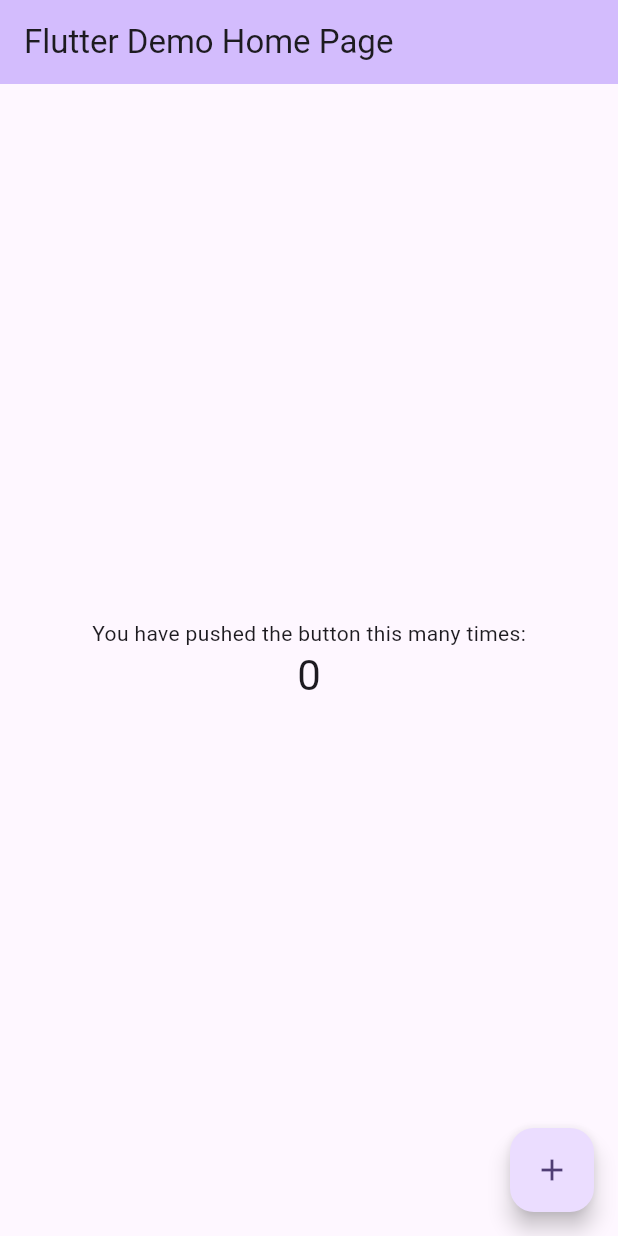
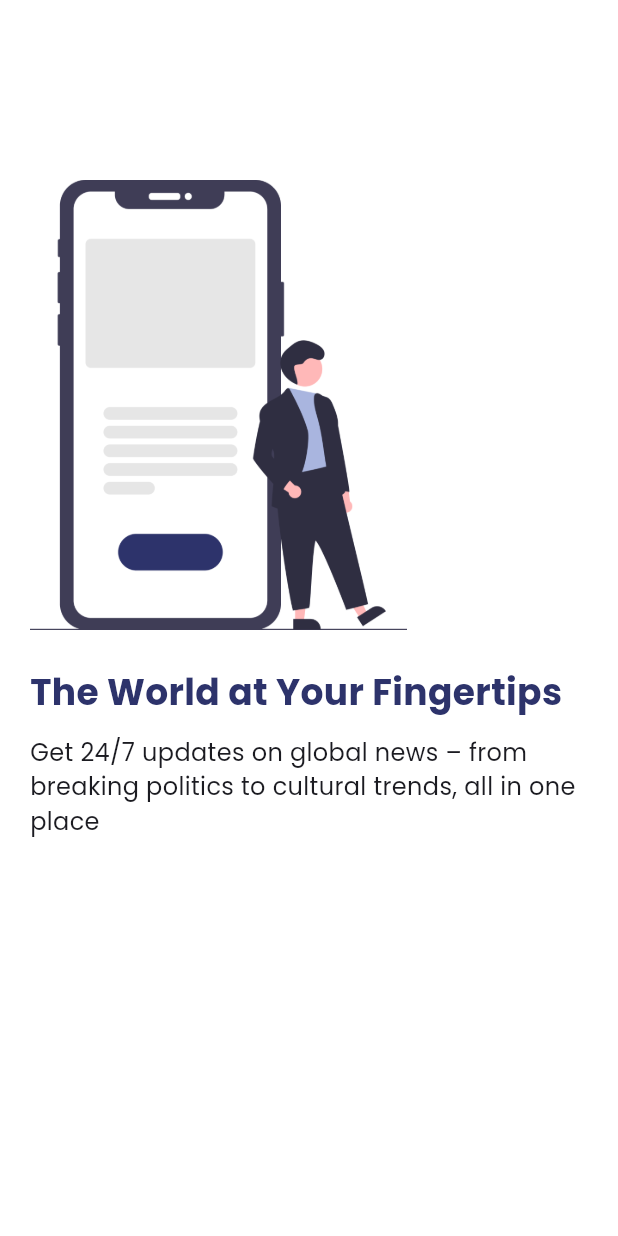
Before and after one commit to ahmaadn/news_hive, a Flutter app: the screen it shows after launch, on a phone screen of 412 x 824 dp. Run offline on Flutter 3.47's test engine with Material 3 defaults, Android fonts, the phone set to English and light mode, and no system bars; our stand-ins replace flutter_screenutil, google_fonts.

Commit message:
Add splash and introduction screens with assets and helper utilities

```diff
--- a/lib/main.dart
+++ b/lib/main.dart
@@ -1,4 +1,8 @@
 import 'package:flutter/material.dart';
+import 'package:flutter/services.dart';
+import 'package:flutter_screenutil/flutter_screenutil.dart';
+import 'package:news_hive/views/splash_screen.dart';
+import 'package:news_hive/views/utils/helper.dart';
 
 void main() {
   runApp(const MyApp());
@@ -7,116 +11,24 @@ void main() {
 class MyApp extends StatelessWidget {
   const MyApp({super.key});
 
-  // This widget is the root of your application.
   @override
   Widget build(BuildContext context) {
-    return MaterialApp(
-      title: 'Flutter Demo',
-      theme: ThemeData(
-        // This is the theme of your application.
-        //
-        // TRY THIS: Try running your application with "flutter run". You'll see
-        // the application has a purple toolbar. Then, without quitting the app,
-        // try changing the seedColor in the colorScheme below to Colors.green
-        // and then invoke "hot reload" (save your changes or press the "hot
-        // reload" button in a Flutter-supported IDE, or press "r" if you used
-        // the command line to start the app).
-        //
-        // Notice that the counter didn't reset back to zero; the application
-        // state is not lost during the reload. To reset the state, use hot
-        // restart instead.
-        //
-        // This works for code too, not just values: Most code changes can be
-        // tested with just a hot reload.
-        colorScheme: ColorScheme.fromSeed(seedColor: Colors.deepPurple),
-      ),
-      home: const MyHomePage(title: 'Flutter Demo Home Page'),
+    SystemChrome.setPreferredOrientations([DeviceOrientation.portraitUp]);
+    return ScreenUtilInit(
+      designSize: const Size(360, 800),
+      minTextAdapt: true,
+      splitScreenMode: true,
+      builder: (context, child) {
+        return MaterialApp(
+          debugShowCheckedModeBanner: false,
+          title: 'News Hive',
+          theme: ThemeData(
+            colorScheme: ColorScheme.fromSeed(seedColor: cPrimary),
+            useMaterial3: true,
+          ),
+          home: SplashScreen(),
+        );
+      },
     );
   }
 }
-
-class MyHomePage extends StatefulWidget {
-  const MyHomePage({super.key, required this.title});
-
-  // This widget is the home page of your application. It is stateful, meaning
-  // that it has a State object (defined below) that contains fields that affect
-  // how it looks.
-
-  // This class is the configuration for the state. It holds the values (in this
-  // case the title) provided by the parent (in this case the App widget) and
-  // used by the build method of the State. Fields in a Widget subclass are
-  // always marked "final".
-
-  final String title;
-
-  @override
-  State<MyHomePage> createState() => _MyHomePageState();
-}
-
-class _MyHomePageState extends State<MyHomePage> {
-  int _counter = 0;
-
-  void _incrementCounter() {
-    setState(() {
-      // This call to setState tells the Flutter framework that something has
-      // changed in this State, which causes it to rerun the build method below
-      // so that the display can reflect the updated values. If we changed
-      // _counter without calling setState(), then the build method would not be
-      // called again, and so nothing would appear to happen.
-      _counter++;
-    });
-  }
-
-  @override
-  Widget build(BuildContext context) {
-    // This method is rerun every time setState is called, for instance as done
-    // by the _incrementCounter method above.
-    //
-    // The Flutter framework has been optimized to make rerunning build methods
-    // fast, so that you can just rebuild anything that needs updating rather
-    // than having to individually change instances of widgets.
-    return Scaffold(
-      appBar: AppBar(
-        // TRY THIS: Try changing the color here to a specific color (to
-        // Colors.amber, perhaps?) and trigger a hot reload to see the AppBar
-        // change color while the other colors stay the same.
-        backgroundColor: Theme.of(context).colorScheme.inversePrimary,
-        // Here we take the value from the MyHomePage object that was created by
-        // the App.build method, and use it to set our appbar title.
-        title: Text(widget.title),
-      ),
-      body: Center(
-        // Center is a layout widget. It takes a single child and positions it
-        // in the middle of the parent.
-        child: Column(
-          // Column is also a layout widget. It takes a list of children and
-          // arranges them vertically. By default, it sizes itself to fit its
-          // children horizontally, and tries to be as tall as its parent.
-          //
-          // Column has various properties to control how it sizes itself and
-          // how it positions its children. Here we use mainAxisAlignment to
-          // center the children vertically; the main axis here is the vertical
-          // axis because Columns are vertical (the cross axis would be
-          // horizontal).
-          //
-          // TRY THIS: Invoke "debug painting" (choose the "Toggle Debug Paint"
-          // action in the IDE, or press "p" in the console), to see the
-          // wireframe for each widget.
-          mainAxisAlignment: MainAxisAlignment.center,
-          children: <Widget>[
-            const Text('You have pushed the button this many times:'),
-            Text(
-              '$_counter',
-              style: Theme.of(context).textTheme.headlineMedium,
-            ),
-          ],
-        ),
-      ),
-      floatingActionButton: FloatingActionButton(
-        onPressed: _incrementCounter,
-        tooltip: 'Increment',
-        child: const Icon(Icons.add),
-      ), // This trailing comma makes auto-formatting nicer for build methods.
-    );
-  }
-}
--- /dev/null
+++ b/lib/views/introduction_screen.dart
@@ -0,0 +1,86 @@
+import 'package:flutter/material.dart';
+import 'package:google_fonts/google_fonts.dart';
+import 'package:news_hive/views/utils/helper.dart';
+
+class IntroductionScreen extends StatefulWidget {
+  const IntroductionScreen({super.key});
+
+  @override
+  State<IntroductionScreen> createState() => _IntroductionScreenState();
+}
+
+class _IntroductionScreenState extends State<IntroductionScreen> {
+  List<Map<String, dynamic>> pageList = [
+    {
+      'imageAssets': 'assets/images/img intro 1.png',
+      'title': 'The World at Your Fingertips',
+      'subtitle':
+          'Get 24/7 updates on global news – from breaking politics to cultural trends, all in one place',
+    },
+    {
+      'imageAssets': 'assets/images/img intro 2.png',
+      'title': 'Tailored to Your Curiosity',
+      'subtitle':
+          'Select your interests and receive handpicked stories. Technology, sports, or entertainment – we’ve got you covered',
+    },
+    {
+      'imageAssets': 'assets/images/img intro 1.png',
+      'title': 'Trusted Updates in Real-Time',
+      'subtitle':
+          'Instant alerts for breaking news, rigorously fact-checked by our editors before they reach you',
+    },
+  ];
+
+  final PageController _pageController = PageController();
+  int _currentPage = 0;
+
+  @override
+  void initState() {
+    _pageController.addListener(() {
+      setState(() {
+        _currentPage = _pageController.page!.round();
+      });
+    });
+    super.initState();
+  }
+
+  @override
+  Widget build(BuildContext context) {
+    return Scaffold(
+      backgroundColor: cWhite,
+      body: SafeArea(
+        child: Stack(
+          children: [
+            PageView.builder(
+              controller: _pageController,
+              scrollDirection: Axis.horizontal,
+              itemCount: pageList.length,
+              itemBuilder: (context, index) {
+                return Padding(
+                  padding: EdgeInsets.all(20),
+                  child: Column(
+                    crossAxisAlignment: CrossAxisAlignment.start,
+                    children: [
+                      SizedBox(height: 100),
+                      Image.asset(pageList[index]['imageAssets'], height: 300),
+                      vsLarge,
+                      Text(
+                        pageList[index]['title'],
+                        style: headline3.copyWith(
+                          color: cPrimary,
+                          fontWeight: bold,
+                        ),
+                      ),
+                      vsSmall,
+                      Text(pageList[index]['subtitle'], style: subtitle1),
+                    ],
+                  ),
+                );
+              },
+            ),
+          ],
+        ),
+      ),
+    );
+  }
+}
```
Also changed, not shown: lib/views/splash_screen.dart (added, +31 -0 lines), lib/views/utils/helper.dart (added, +61 -0 lines), pubspec.yaml (+8 -19 lines), assets/images/Group 9.png (added), assets/images/img intro 1.png (added), assets/images/img intro 2.png (added), assets/images/img intro 3.png (added), pubspec.lock, 1 other file.
